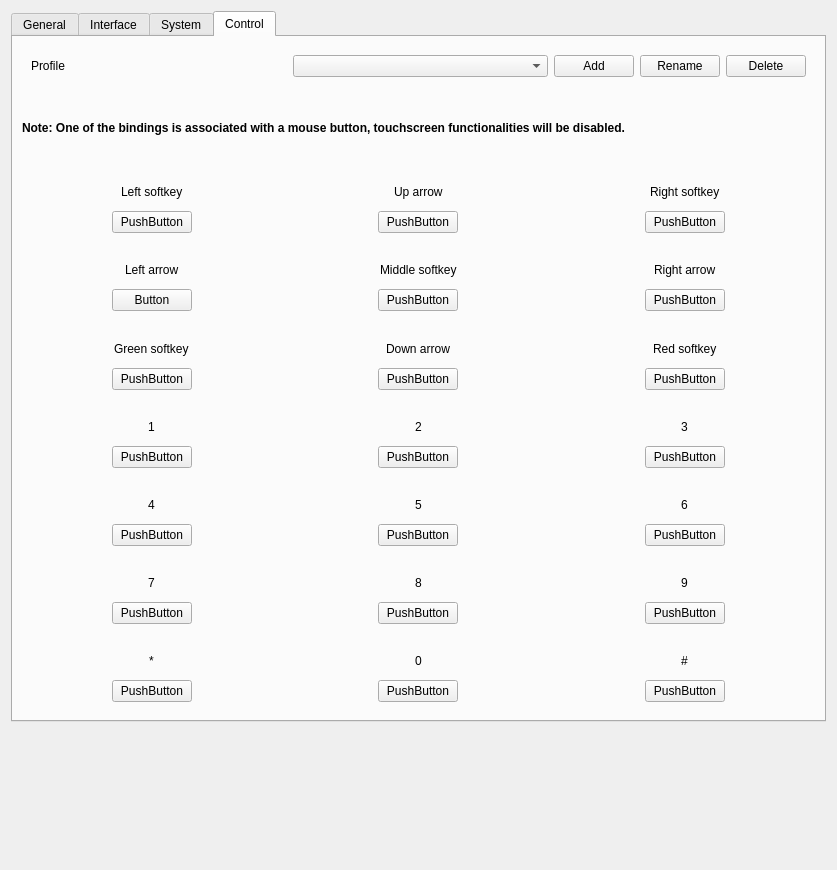
Above: src/emu/qt/src/settings_dialog.ui from yeatse/EKA2L1 before the change. Below: the same form after it.
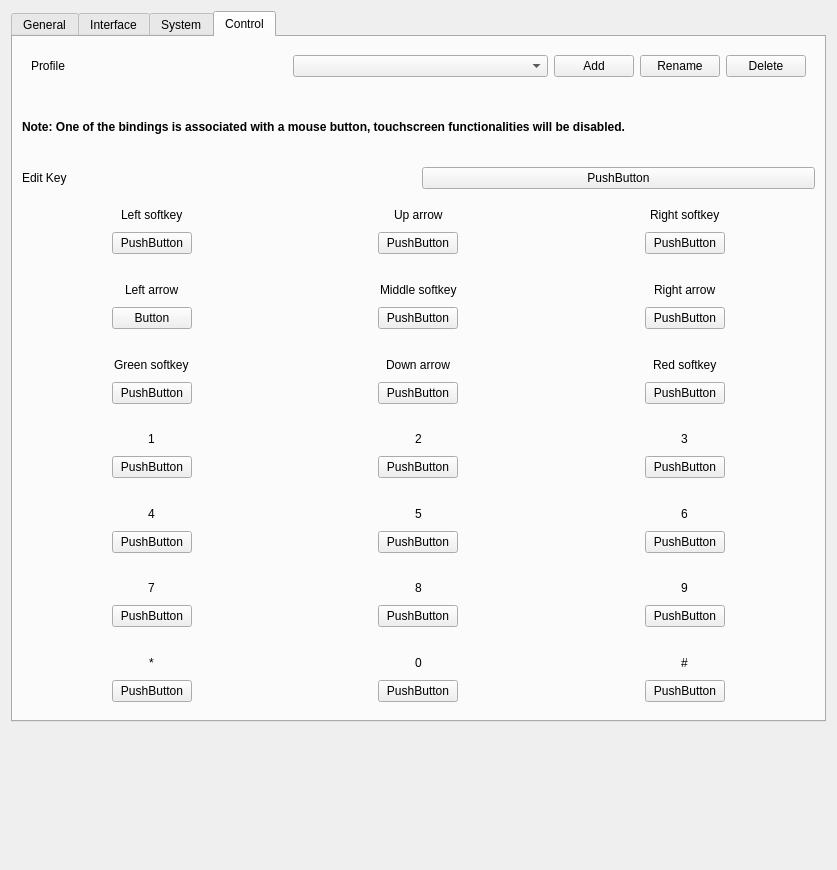
That is the form after the change. The open tabs and pages were chosen to show the change.

Commit message: input: Support the Nokia Edit Key across frontends

```diff
--- a/src/emu/qt/src/settings_dialog.ui
+++ b/src/emu/qt/src/settings_dialog.ui
@@ -1362,6 +1362,24 @@
          </property>
         </widget>
        </item>
+       <item>
+        <layout class="QHBoxLayout" name="control_bind_edit_layout">
+         <item>
+          <widget class="QLabel" name="control_bind_edit_label">
+           <property name="text">
+            <string>Edit Key</string>
+           </property>
+          </widget>
+         </item>
+         <item>
+          <widget class="QPushButton" name="control_bind_edit_btn">
+           <property name="text">
+            <string notr="true">PushButton</string>
+           </property>
+          </widget>
+         </item>
+        </layout>
+       </item>
        <item>
         <layout class="QHBoxLayout" name="control_bind_row1_layout">
          <item>
```
The commit also changes 30 other files.
